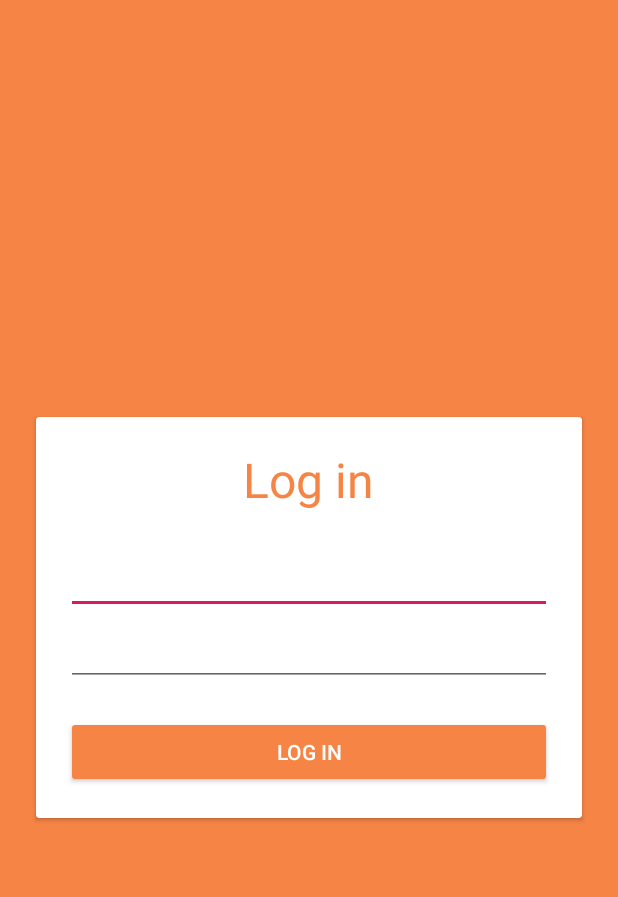
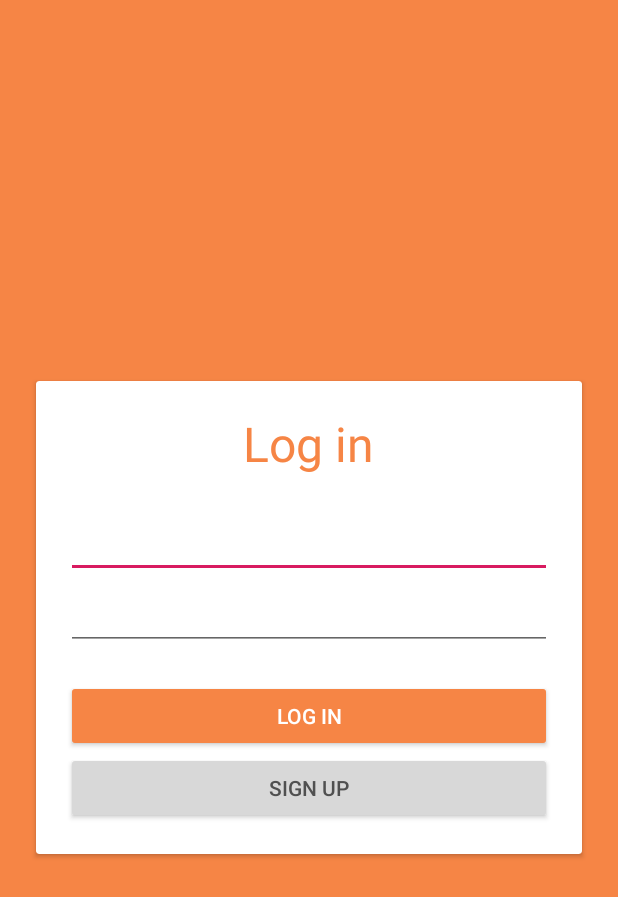
Before and after one commit to Redouane64/Not-Forget, an Android app: the screen it shows after launch (LoginActivity), on a phone screen of 412 x 824 dp. Shown: the top 897 px of the screen. Run offline under Robolectric (Android 15) with nearby library versions, the phone set to English and light mode, and no system bars.

Commit message:
Add sign up button

```diff
--- a/app/src/main/res/layout/activity_login.xml
+++ b/app/src/main/res/layout/activity_login.xml
@@ -35,28 +35,38 @@
                 android:id="@+id/emailEditText"
                 android:layout_width="match_parent"
                 android:layout_height="wrap_content"
-                android:ems="14"
+                android:autofillHints="@string/email_autofill_hint"
                 android:inputType="textEmailAddress"
-                android:textSize="20sp"
-                android:autofillHints="@string/email_autofill_hint" />
+                android:singleLine="true"
+                android:textSize="20sp" />
 
             <EditText
                 android:id="@+id/passwordEditText"
                 android:layout_width="match_parent"
                 android:layout_height="wrap_content"
-                android:ems="14"
+                android:importantForAutofill="no"
                 android:inputType="textPassword"
-                android:textSize="20sp"
-                android:importantForAutofill="no" />
+                android:singleLine="true"
+                android:textSize="20sp" />
 
             <Button
-                android:id="@+id/button"
+                android:id="@+id/loginButton"
                 android:layout_width="match_parent"
                 android:layout_height="wrap_content"
                 android:backgroundTint="@color/main_orange"
                 android:text="@string/login_title"
                 android:textColor="@color/white"
-                android:layout_marginTop="20dp"/>
+                android:layout_marginTop="20dp"
+                android:elevation="8dp"/>
+
+            <Button
+                android:id="@+id/signUpbutton"
+                android:layout_width="match_parent"
+                android:layout_height="wrap_content"
+                android:backgroundTint="@color/grey"
+                android:text="@string/sign_in"
+                android:textColor="@color/dark_grey"
+                android:elevation="8dp"/>
 
         </LinearLayout>
     </androidx.cardview.widget.CardView>
--- a/app/src/main/res/values/colors.xml
+++ b/app/src/main/res/values/colors.xml
@@ -4,6 +4,7 @@
     <color name="colorPrimaryDark">#00574B</color>
     <color name="colorAccent">#D81B60</color>
     <color name="main_orange">#F68545</color>
-    <color name="grey">#333333</color>
-    <color name="white">#ffffffff</color>
+    <color name="grey">#D8D8D8</color>
+    <color name="dark_grey">#505050</color>
+    <color name="white">#ffffff</color>
 </resources>
--- a/app/src/main/res/values/strings.xml
+++ b/app/src/main/res/values/strings.xml
@@ -2,4 +2,5 @@
     <string name="app_name">Not Forgot</string>
     <string name="login_title">Log in</string>
     <string name="email_autofill_hint">your e-mail address.</string>
+    <string name="sign_in">Sign Up</string>
 </resources>
```
